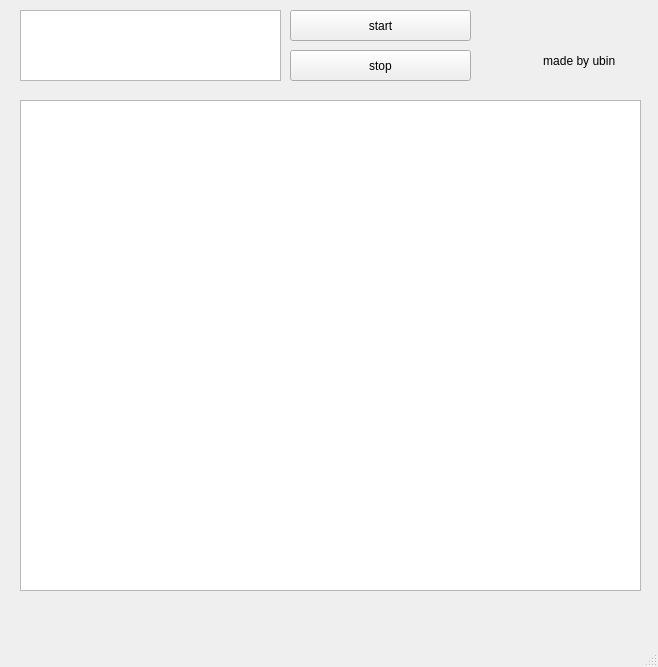
kongbiji/TopTalker, file mainwindow.ui: the form before one commit.
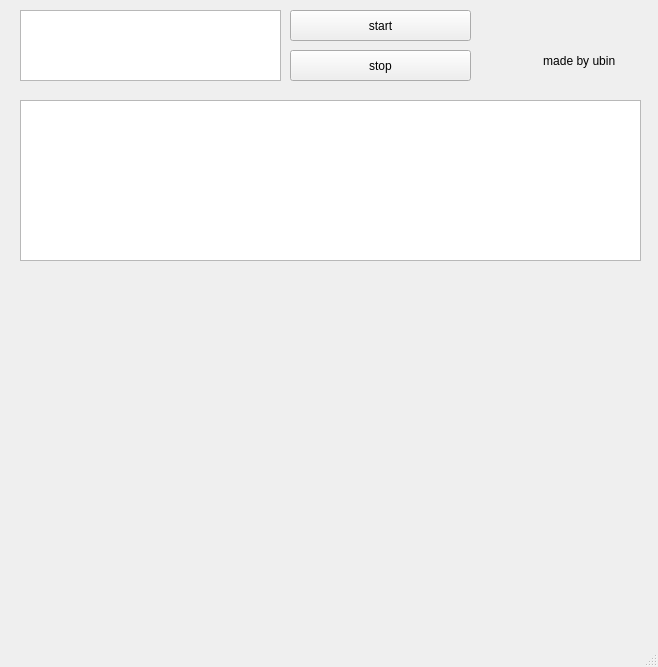
The form after the commit. Custom widgets are drawn as their Qt base class.

Commit message: Add realtime_graph test

```diff
--- a/mainwindow.ui
+++ b/mainwindow.ui
@@ -69,7 +69,17 @@
       <x>20</x>
       <y>100</y>
       <width>621</width>
-      <height>491</height>
+      <height>161</height>
+     </rect>
+    </property>
+   </widget>
+   <widget class="QCustomPlot" name="qGraph" native="true">
+    <property name="geometry">
+     <rect>
+      <x>20</x>
+      <y>270</y>
+      <width>621</width>
+      <height>321</height>
      </rect>
     </property>
    </widget>
@@ -86,6 +96,14 @@
   </widget>
   <widget class="QStatusBar" name="statusbar"/>
  </widget>
+ <customwidgets>
+  <customwidget>
+   <class>QCustomPlot</class>
+   <extends>QWidget</extends>
+   <header>qcustomplot.h</header>
+   <container>1</container>
+  </customwidget>
+ </customwidgets>
  <resources/>
  <connections/>
 </ui>
```
The commit also changes 8 other files.
